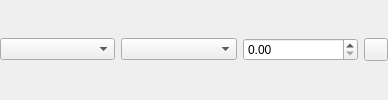
Before: the Qt Designer form src/ui/settings-dialog/SingleBlendshapeRuleWidget.ui in ashmanix/ashmanix-moveface-obs-plugin, drawn with Qt 5.
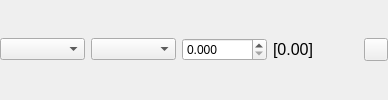
After: the same form once the commit is applied.

Commit message: Added live tracking display on settings dialog

Patch:
```diff
--- a/src/ui/settings-dialog/SingleBlendshapeRuleWidget.ui
+++ b/src/ui/settings-dialog/SingleBlendshapeRuleWidget.ui
@@ -41,9 +41,6 @@
       <property name="bottomMargin">
        <number>0</number>
       </property>
-      <item row="0" column="2">
-       <widget class="QDoubleSpinBox" name="blendshapeValueSpinBox"/>
-      </item>
       <item row="0" column="0">
        <widget class="QComboBox" name="blendshapeNameComboBox">
         <property name="editable">
@@ -51,16 +48,41 @@
         </property>
        </widget>
       </item>
+      <item row="0" column="2">
+       <widget class="QDoubleSpinBox" name="blendshapeValueSpinBox">
+        <property name="decimals">
+         <number>3</number>
+        </property>
+        <property name="maximum">
+         <double>1.000000000000000</double>
+        </property>
+        <property name="singleStep">
+         <double>0.010000000000000</double>
+        </property>
+       </widget>
+      </item>
       <item row="0" column="1">
        <widget class="QComboBox" name="comparisonTypeComboBox"/>
       </item>
-      <item row="0" column="3">
+      <item row="0" column="4">
        <widget class="QToolButton" name="deleteToolButton">
         <property name="text">
          <string/>
         </property>
        </widget>
       </item>
+      <item row="0" column="3">
+       <widget class="QLabel" name="trackingValueLabel">
+        <property name="font">
+         <font>
+          <pointsize>12</pointsize>
+         </font>
+        </property>
+        <property name="text">
+         <string>[0.00]</string>
+        </property>
+       </widget>
+      </item>
      </layout>
     </widget>
    </item>
```
The commit also changes 14 other files.
